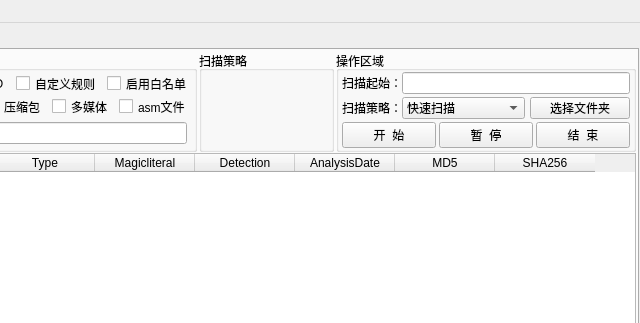
zengrx/S.M.A.R.T, file uissma/MS_MainWindow.ui: the form before one commit; both pictures show x 310 to 950 and y 0 to 323 of the 950 by 600 pixel window.
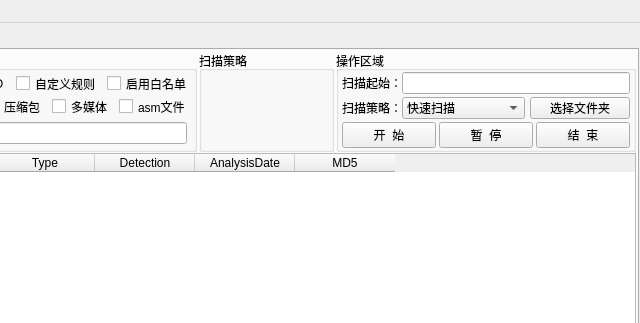
The form after the commit.

What changed in the file:
```diff
--- a/uissma/MS_MainWindow.ui
+++ b/uissma/MS_MainWindow.ui
@@ -572,7 +572,7 @@
                <number>0</number>
               </property>
               <property name="columnCount">
-               <number>9</number>
+               <number>7</number>
               </property>
               <column>
                <property name="text">
@@ -594,11 +594,6 @@
                 <string>Type</string>
                </property>
               </column>
-              <column>
-               <property name="text">
-                <string>Magicliteral</string>
-               </property>
-              </column>
               <column>
                <property name="text">
                 <string>Detection</string>
@@ -614,11 +609,6 @@
                 <string>MD5</string>
                </property>
               </column>
-              <column>
-               <property name="text">
-                <string>SHA256</string>
-               </property>
-              </column>
              </widget>
             </item>
             <item>
```
Left out of the diff: 20 changed lines with no effect on the pictures.
